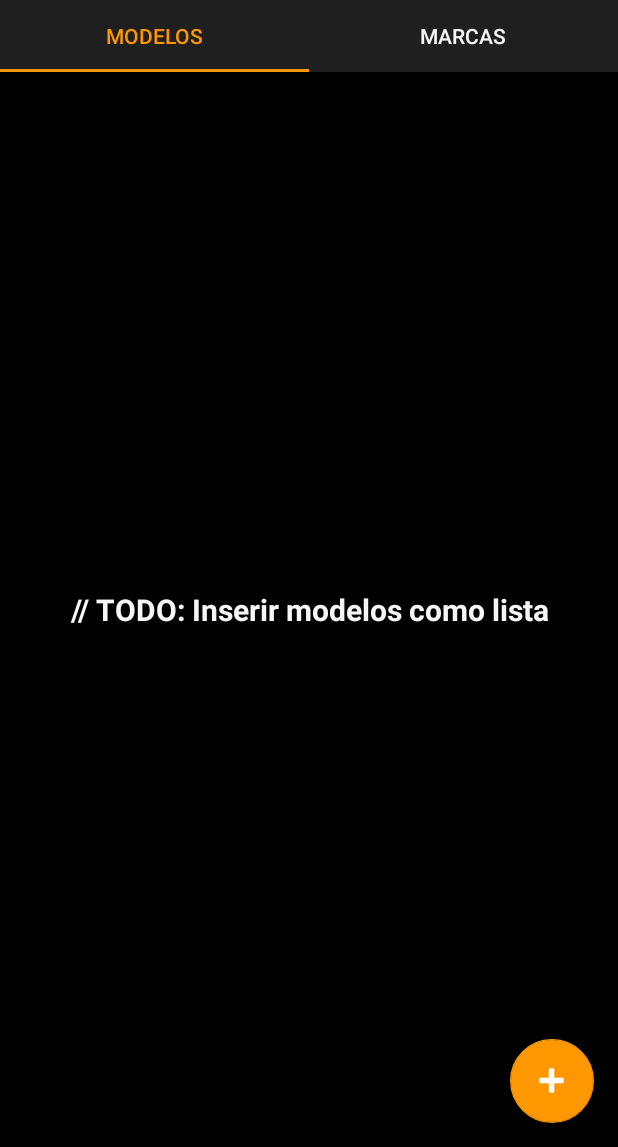
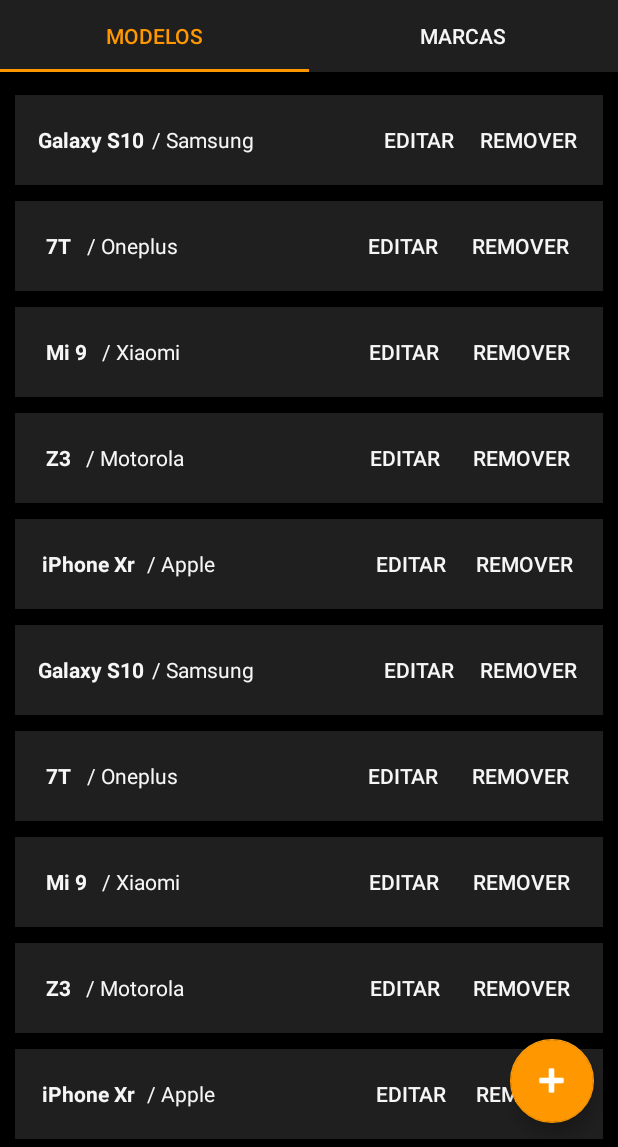
Before and after one commit to pedromihael/cellphonedatabase, an Android app: the screen it shows after launch (MainActivity), on a phone screen of 412 x 824 dp, the part 89-1236 px from its top. Run offline under Robolectric (Android 15) with nearby library versions, the phone set to English and light mode, and no system bars.

Commit message:
add adapter to render cards list in fragment

```diff
--- /dev/null
+++ b/app/src/main/java/com/pedromihael/cellphonedatabase/Brand.java
@@ -0,0 +1,21 @@
+package com.pedromihael.cellphonedatabase;
+
+public class Brand {
+
+    private String name;
+
+    public Brand() { }
+
+    public Brand(String name) {
+        this.name = name;
+    }
+
+    public String getName() {
+        return name;
+    }
+
+    public void setName(String name) {
+        this.name = name;
+    }
+
+}
--- a/app/src/main/java/com/pedromihael/cellphonedatabase/BrandsFragment.java
+++ b/app/src/main/java/com/pedromihael/cellphonedatabase/BrandsFragment.java
@@ -9,56 +9,15 @@ import android.view.View;
 import android.view.ViewGroup;
 
 
-/**
- * A simple {@link Fragment} subclass.
- * Use the {@link BrandsFragment#newInstance} factory method to
- * create an instance of this fragment.
- */
 public class BrandsFragment extends Fragment {
-    // TODO: Rename parameter arguments, choose names that match
-    // the fragment initialization parameters, e.g. ARG_ITEM_NUMBER
-    private static final String ARG_PARAM1 = "param1";
-    private static final String ARG_PARAM2 = "param2";
 
-    // TODO: Rename and change types of parameters
-    private String mParam1;
-    private String mParam2;
+    View mView;
 
-    public BrandsFragment() {
-        // Required empty public constructor
-    }
-
-    /**
-     * Use this factory method to create a new instance of
-     * this fragment using the provided parameters.
-     *
-     * @param param1 Parameter 1.
-     * @param param2 Parameter 2.
-     * @return A new instance of fragment BrandsFragment.
-     */
-    // TODO: Rename and change types and number of parameters
-    public static BrandsFragment newInstance(String param1, String param2) {
-        BrandsFragment fragment = new BrandsFragment();
-        Bundle args = new Bundle();
-        args.putString(ARG_PARAM1, param1);
-        args.putString(ARG_PARAM2, param2);
-        fragment.setArguments(args);
-        return fragment;
-    }
+    public BrandsFragment() { }
 
     @Override
-    public void onCreate(Bundle savedInstanceState) {
-        super.onCreate(savedInstanceState);
-        if (getArguments() != null) {
-            mParam1 = getArguments().getString(ARG_PARAM1);
-            mParam2 = getArguments().getString(ARG_PARAM2);
-        }
-    }
-
-    @Override
-    public View onCreateView(LayoutInflater inflater, ViewGroup container,
-                             Bundle savedInstanceState) {
-        // Inflate the layout for this fragment
-        return inflater.inflate(R.layout.fragment_brands, container, false);
+    public View onCreateView(LayoutInflater inflater, ViewGroup container, Bundle savedInstanceState) {
+        mView = inflater.inflate(R.layout.fragment_brands, container, false);
+        return mView;
     }
 }
--- a/app/src/main/java/com/pedromihael/cellphonedatabase/MainActivity.java
+++ b/app/src/main/java/com/pedromihael/cellphonedatabase/MainActivity.java
@@ -8,8 +8,6 @@ import com.google.android.material.tabs.TabLayout;
 
 import androidx.viewpager.widget.ViewPager;
 import androidx.appcompat.app.AppCompatActivity;
-
-import android.view.View;
 
 public class MainActivity extends AppCompatActivity implements NewCellphoneDialog.DialogListener {
 
--- /dev/null
+++ b/app/src/main/java/com/pedromihael/cellphonedatabase/Model.java
@@ -0,0 +1,31 @@
+package com.pedromihael.cellphonedatabase;
+
+public class Model {
+
+    private String name;
+    private String brand;
+
+    public Model() { }
+
+    public Model(String name, String brand) {
+        this.name = name;
+        this.brand = brand;
+    }
+
+    public String getName() {
+        return name;
+    }
+
+    public String getBrand() {
+        return brand;
+    }
+
+    public void setName(String name) {
+        this.name = name;
+    }
+
+    public void setBrand(String brand) {
+        this.brand = brand;
+    }
+
+}
--- a/app/src/main/java/com/pedromihael/cellphonedatabase/ModelsFragment.java
+++ b/app/src/main/java/com/pedromihael/cellphonedatabase/ModelsFragment.java
@@ -2,63 +2,70 @@ package com.pedromihael.cellphonedatabase;
 
 import android.os.Bundle;
 
+import androidx.annotation.Nullable;
 import androidx.fragment.app.Fragment;
+import androidx.recyclerview.widget.LinearLayoutManager;
+import androidx.recyclerview.widget.RecyclerView;
 
 import android.view.LayoutInflater;
 import android.view.View;
 import android.view.ViewGroup;
 
+import java.util.ArrayList;
+import java.util.List;
 
-/**
- * A simple {@link Fragment} subclass.
- * Use the {@link ModelsFragment#newInstance} factory method to
- * create an instance of this fragment.
- */
 public class ModelsFragment extends Fragment {
-    // TODO: Rename parameter arguments, choose names that match
-    // the fragment initialization parameters, e.g. ARG_ITEM_NUMBER
-    private static final String ARG_PARAM1 = "param1";
-    private static final String ARG_PARAM2 = "param2";
 
-    // TODO: Rename and change types of parameters
-    private String mParam1;
-    private String mParam2;
+    View mView;
+    private RecyclerView mRecyclerView;
+    private List<Model> mModelsList;
 
     public ModelsFragment() {
         // Required empty public constructor
     }
 
-    /**
-     * Use this factory method to create a new instance of
-     * this fragment using the provided parameters.
-     *
-     * @param param1 Parameter 1.
-     * @param param2 Parameter 2.
-     * @return A new instance of fragment ModelsFragment.
-     */
-    // TODO: Rename and change types and number of parameters
-    public static ModelsFragment newInstance(String param1, String param2) {
-        ModelsFragment fragment = new ModelsFragment();
-        Bundle args = new Bundle();
-        args.putString(ARG_PARAM1, param1);
-        args.putString(ARG_PARAM2, param2);
-        fragment.setArguments(args);
-        return fragment;
+    @Override
+    public void onCreate(@Nullable Bundle savedInstanceState) {
+        super.onCreate(savedInstanceState);
+
+        mModelsList = new ArrayList<>();
+        mModelsList.add(new Model("Galaxy S10", "Samsung"));
+        mModelsList.add(new Model("7T", "Oneplus"));
+        mModelsList.add(new Model("Mi 9", "Xiaomi"));
+        mModelsList.add(new Model("Z3", "Motorola"));
+        mModelsList.add(new Model("iPhone Xr", "Apple"));
+        mModelsList.add(new Model("Galaxy S10", "Samsung"));
+        mModelsList.add(new Model("7T", "Oneplus"));
+        mModelsList.add(new Model("Mi 9", "Xiaomi"));
+        mModelsList.add(new Model("Z3", "Motorola"));
+        mModelsList.add(new Model("iPhone Xr", "Apple"));
+        mModelsList.add(new Model("Galaxy S10", "Samsung"));
+        mModelsList.add(new Model("7T", "Oneplus"));
+        mModelsList.add(new Model("Mi 9", "Xiaomi"));
+        mModelsList.add(new Model("Z3", "Motorola"));
+        mModelsList.add(new Model("iPhone Xr", "Apple"));
+        mModelsList.add(new Model("Galaxy S10", "Samsung"));
+        mModelsList.add(new Model("7T", "Oneplus"));
+        mModelsList.add(new Model("Mi 9", "Xiaomi"));
+        mModelsList.add(new Model("Z3", "Motorola"));
+        mModelsList.add(new Model("iPhone Xr", "Apple"));
+        mModelsList.add(new Model("Galaxy S10", "Samsung"));
+        mModelsList.add(new Model("7T", "Oneplus"));
+        mModelsList.add(new Model("Mi 9", "Xiaomi"));
+        mModelsList.add(new Model("Z3", "Motorola"));
+        mModelsList.add(new Model("iPhone Xr", "Apple"));
+
     }
 
     @Override
-    public void onCreate(Bundle savedInstanceState) {
-        super.onCreate(savedInstanceState);
-        if (getArguments() != null) {
-            mParam1 = getArguments().getString(ARG_PARAM1);
-            mParam2 = getArguments().getString(ARG_PARAM2);
-        }
-    }
+    public View onCreateView(LayoutInflater inflater, ViewGroup container, Bundle savedInstanceState) {
+        mView = inflater.inflate(R.layout.fragment_models, container, false);
 
-    @Override
-    public View onCreateView(LayoutInflater inflater, ViewGroup container,
-                             Bundle savedInstanceState) {
-        // Inflate the layout for this fragment
-        return inflater.inflate(R.layout.fragment_models, container, false);
+        mRecyclerView = mView.findViewById(R.id.models_recyclerview);
+        RecyclerViewAdapter adapter = new RecyclerViewAdapter(getContext(), mModelsList);
+        mRecyclerView.setLayoutManager(new LinearLayoutManager(getActivity()));
+        mRecyclerView.setAdapter(adapter);
+
+        return mView;
     }
 }
--- /dev/null
+++ b/app/src/main/java/com/pedromihael/cellphonedatabase/RecyclerViewAdapter.java
@@ -0,0 +1,63 @@
+package com.pedromihael.cellphonedatabase;
+
+import android.content.Context;
+import android.view.LayoutInflater;
+import android.view.View;
+import android.view.ViewGroup;
+import android.widget.TextView;
+
+import androidx.annotation.NonNull;
+import androidx.recyclerview.widget.RecyclerView;
+
+import java.util.List;
+
+public class RecyclerViewAdapter extends RecyclerView.Adapter<RecyclerViewAdapter.ViewHolder> {
+
+    Context mContext;
+    List<Model> mModelList;
+
+    public RecyclerViewAdapter(Context mContext, List<Model> mModelList) {
+        this.mContext = mContext;
+        this.mModelList = mModelList;
+    }
+
+    @NonNull
+    @Override
+    public ViewHolder onCreateViewHolder(@NonNull ViewGroup parent, int viewType) {
+
+        View view;
+        view = LayoutInflater.from(mContext).inflate(R.layout.card_item_model, parent, false);
+        ViewHolder viewHolder = new ViewHolder(view);
+
+        return viewHolder;
+
+    }
+
+    @Override
+    public void onBindViewHolder(@NonNull ViewHolder holder, int position) {
+
+        holder.tv_model.setText(mModelList.get(position).getName());
+        holder.tv_brand.setText("/ " + mModelList.get(position).getBrand());
+
+    }
+
+    @Override
+    public int getItemCount() {
+        return mModelList.size();
+    }
+
+    public class ViewHolder extends  RecyclerView.ViewHolder {
+
+        private TextView tv_model;
+        private TextView tv_brand;
+
+        public ViewHolder(@NonNull View itemView) {
+            super(itemView);
+
+            tv_brand = itemView.findViewById(R.id.card_text_brand);
+            tv_model = itemView.findViewById(R.id.card_text_model);
+
+        }
+    }
+
+}
--- a/app/src/main/res/layout/activity_main.xml
+++ b/app/src/main/res/layout/activity_main.xml
@@ -30,6 +30,7 @@
             android:layout_height="wrap_content"
             android:background="@color/grey"
             app:tabIndicatorColor="@color/indicator"
+            android:layout_marginBottom="10dp"
             app:tabSelectedTextColor="@color/textYellowSelected"
             app:tabTextColor="@color/textWhite" />
 
--- a/app/src/main/res/layout/card_item_model.xml
+++ b/app/src/main/res/layout/card_item_model.xml
@@ -4,7 +4,7 @@
     android:layout_width="match_parent"
     android:layout_height="60dp"
     android:layout_marginHorizontal="10dp"
-    android:layout_marginVertical="3dp"
+    android:layout_marginVertical="5dp"
     android:background="@color/grey"
     android:orientation="horizontal">
 
--- a/app/src/main/res/layout/fragment_models.xml
+++ b/app/src/main/res/layout/fragment_models.xml
@@ -1,18 +1,14 @@
 <?xml version="1.0" encoding="utf-8"?>
-<FrameLayout xmlns:android="http://schemas.android.com/apk/res/android"
+<LinearLayout xmlns:android="http://schemas.android.com/apk/res/android"
     xmlns:tools="http://schemas.android.com/tools"
     android:layout_width="match_parent"
     android:layout_height="match_parent"
-    tools:context=".ModelsFragment">
+    tools:context=".ModelsFragment"
+    android:background="@color/black" >
 
-    <TextView
+    <androidx.recyclerview.widget.RecyclerView
         android:layout_width="match_parent"
         android:layout_height="match_parent"
-        android:textSize="20sp"
-        android:gravity="center"
-        android:textStyle="bold"
-        android:textColor="@color/textWhite"
-        android:background="@color/black"
-        android:text="// TODO: Inserir modelos como lista" />
+        android:id="@+id/models_recyclerview" />
 
-</FrameLayout>
+</LinearLayout>
```
